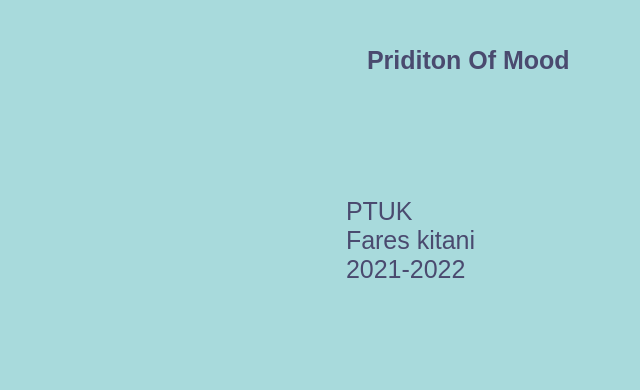
The window that about.ui (FaresKitani/Mood-Prediction) describes before a commit, drawn with Qt 5.
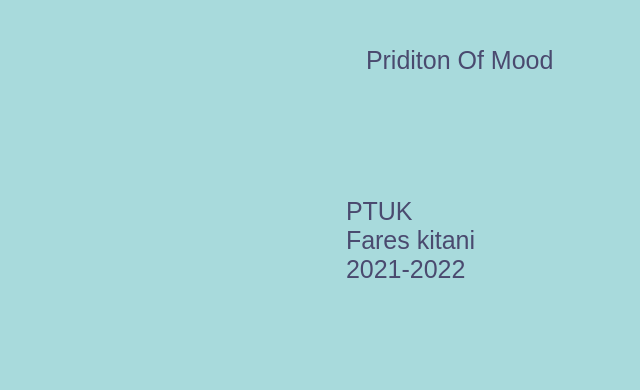
The same window after the commit. Icons and pictures are not drawn.

The edit to the form file:
```diff
--- a/about.ui
+++ b/about.ui
@@ -65,8 +65,6 @@
     <property name="font">
      <font>
       <pointsize>-1</pointsize>
-      <weight>75</weight>
-      <bold>true</bold>
      </font>
     </property>
     <property name="cursor">
```
Left out of the diff: 2 changed lines with no effect on the pictures.
